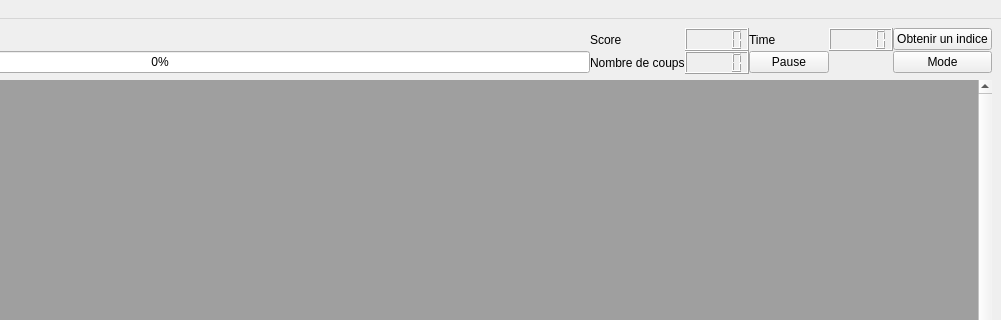
Qt form SNOTRA/Game.ui (SNOTRAProject/snotra) before a commit; both pictures show x 279 to 1280 and y 0 to 320 of the 1280 by 800 pixel window.
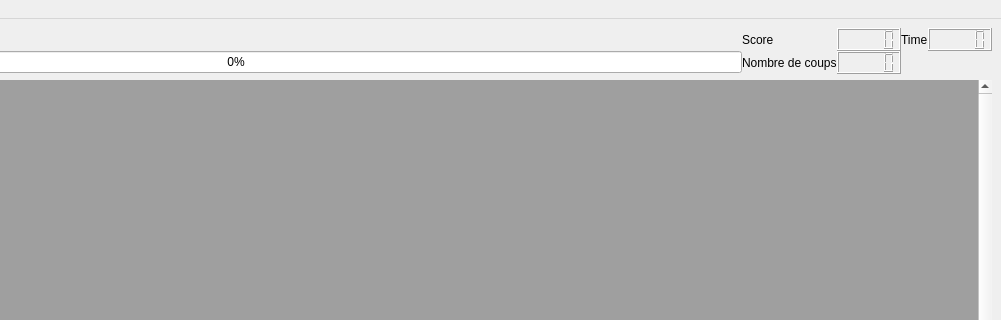
The same form after that commit. Icons and pictures are not drawn.

```diff
--- a/SNOTRA/Game.ui
+++ b/SNOTRA/Game.ui
@@ -37,13 +37,6 @@
         </property>
        </widget>
       </item>
-      <item row="1" column="5">
-       <widget class="QPushButton" name="changeModepushButton">
-        <property name="text">
-         <string>Mode</string>
-        </property>
-       </widget>
-      </item>
       <item row="1" column="2">
        <widget class="QLCDNumber" name="lapsCounterLcdNumber"/>
       </item>
@@ -71,20 +64,6 @@
       <item row="0" column="2">
        <widget class="QLCDNumber" name="scoreLcdNumber"/>
       </item>
-      <item row="1" column="3">
-       <widget class="QPushButton" name="breakPushButton">
-        <property name="text">
-         <string>Pause</string>
-        </property>
-       </widget>
-      </item>
-      <item row="0" column="5">
-       <widget class="QPushButton" name="getCluedPushButton">
-        <property name="text">
-         <string>Obtenir un indice</string>
-        </property>
-       </widget>
-      </item>
       <item row="0" column="4">
        <widget class="QLCDNumber" name="lcdNumber"/>
       </item>
```
Left out of the diff: 39 changed lines with no effect on the pictures.
